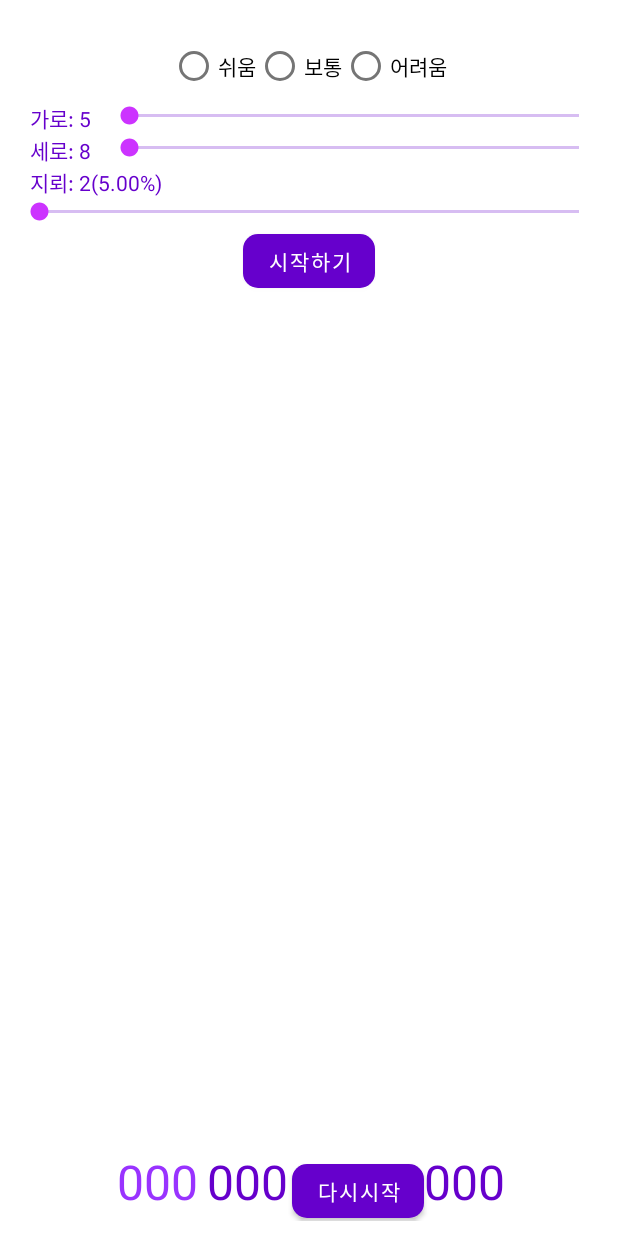
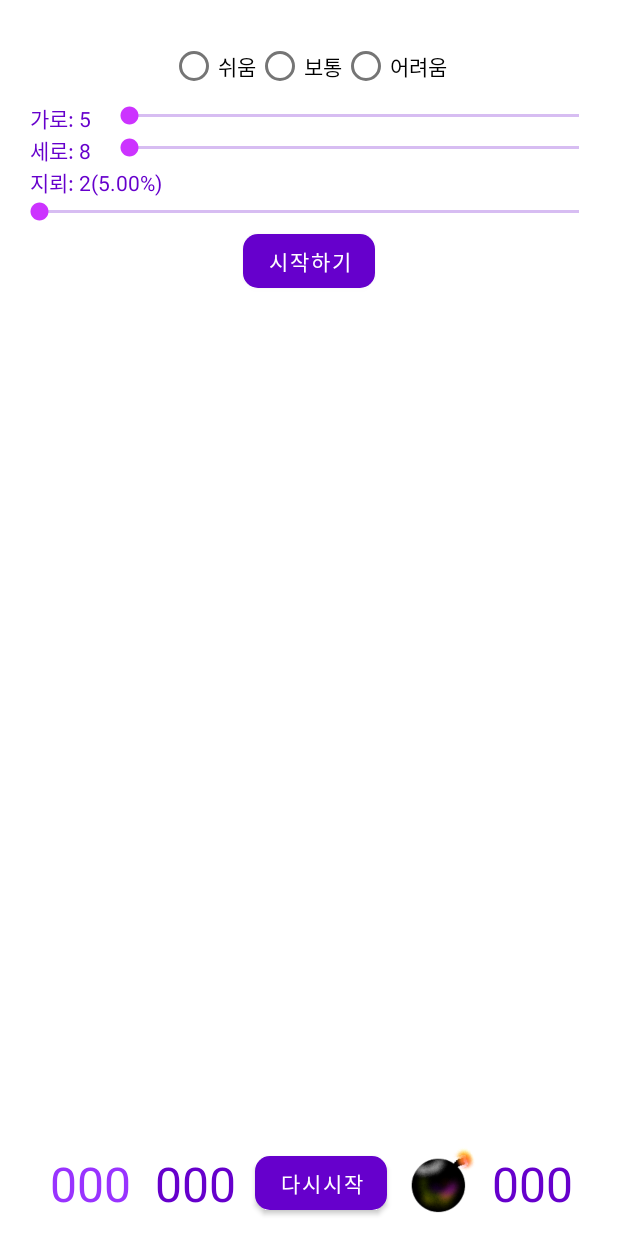
Before and after one commit to fabbitox/MineSweeperPR, an Android app: the layout activity_main.xml on its own in the app's theme, with its tools: preview values and no code run, on a phone screen of 412 x 824 dp. Run offline under Robolectric (Android 15) with nearby library versions, the phone set to English and light mode, and no system bars.

Commit message:
add flag button

```diff
--- a/app/src/main/res/layout/activity_main.xml
+++ b/app/src/main/res/layout/activity_main.xml
@@ -130,7 +130,7 @@
         android:layout_height="wrap_content"
         android:layout_gravity="bottom"
         android:layout_marginBottom="10dp"
-        android:gravity="center_horizontal"
+        android:gravity="center_horizontal|center_vertical"
         android:orientation="horizontal"
         android:visibility="invisible"
         tools:visibility="visible">
@@ -149,6 +149,7 @@
             android:id="@+id/remained_count"
             android:layout_width="60dp"
             android:layout_height="wrap_content"
+            android:layout_marginStart="10dp"
             android:text="@string/count_3digit_sample"
             android:textAlignment="center"
             android:textColor="#6600CC"
@@ -159,10 +160,23 @@
             android:id="@+id/restart_btn"
             android:layout_width="wrap_content"
             android:layout_height="wrap_content"
+            android:layout_marginStart="10dp"
+            android:layout_marginEnd="10dp"
             android:text="@string/restart_text"
             android:textColor="@color/white"
             app:backgroundTint="#6600CC"
             app:cornerRadius="10dp" />
+
+        <ImageButton
+            android:id="@+id/flag_btn"
+            android:layout_width="50dp"
+            android:layout_height="50dp"
+            android:layout_marginEnd="10dp"
+            android:background="#00FFFFFF"
+            android:contentDescription="@string/flag"
+            android:scaleType="fitXY"
+            android:src="@drawable/mine"
+            android:text="@string/blank" />
 
         <TextView
             android:id="@+id/time"
```
Also changed, not shown: app/src/main/java/com/first/minesweeperpr/MainActivity.java (+15 -3 lines).
